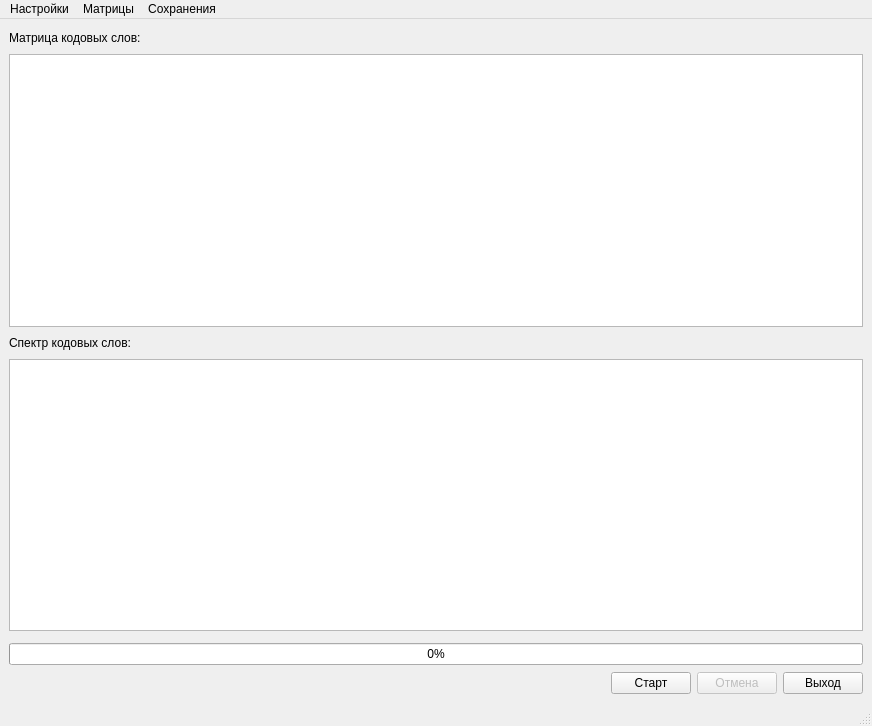
Above: ui/widget.ui from Maxmaxgggg/Spectrum before the change. Below: the same form after it.
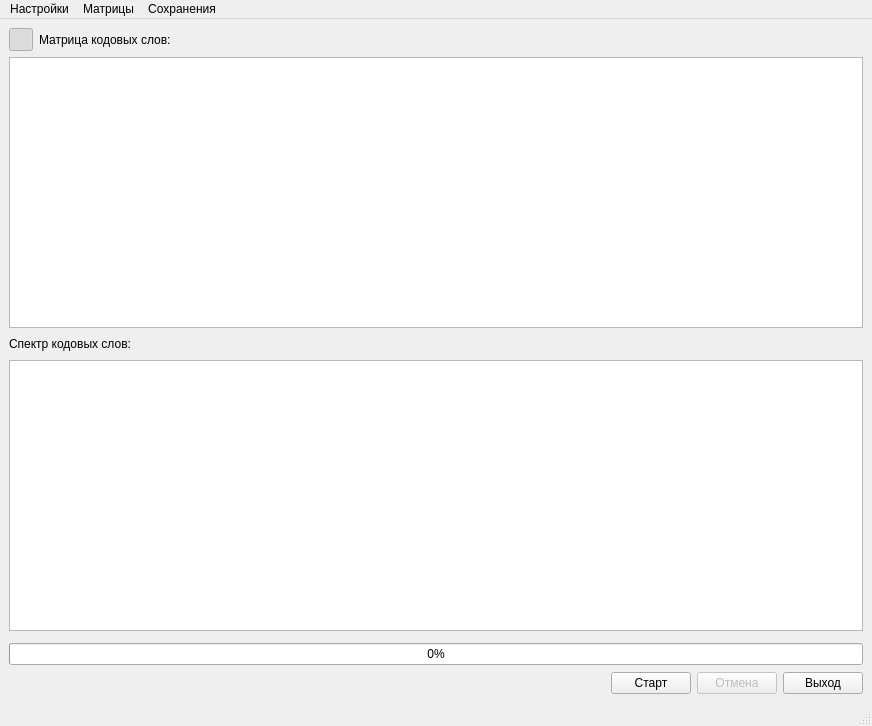
That is the form after the change. Icons and pictures are not drawn. Custom widgets are drawn as their Qt base class.

```diff
--- a/ui/widget.ui
+++ b/ui/widget.ui
@@ -21,6 +21,19 @@
    <layout class="QVBoxLayout" name="verticalLayout">
     <item>
      <layout class="QHBoxLayout" name="horizontalLayout_2">
+      <item>
+       <widget class="QToolButton" name="matrixToggleTBN">
+        <property name="checkable">
+         <bool>true</bool>
+        </property>
+        <property name="checked">
+         <bool>true</bool>
+        </property>
+        <property name="autoRaise">
+         <bool>true</bool>
+        </property>
+       </widget>
+      </item>
       <item>
        <widget class="QLabel" name="matrixLBL">
         <property name="text">
@@ -75,14 +88,8 @@
      </layout>
     </item>
     <item>
-     <widget class="QPlainTextEdit" name="spectrumPTE">
-      <property name="lineWrapMode">
-       <enum>QPlainTextEdit::NoWrap</enum>
-      </property>
-      <property name="readOnly">
-       <bool>true</bool>
-      </property>
-     </widget>
+     <widget class="QTableWidget" name="spectrumTBL">
+      </widget>
     </item>
     <item>
      <widget class="QCustomPlot" name="spectrumCPT" native="true" />
```
